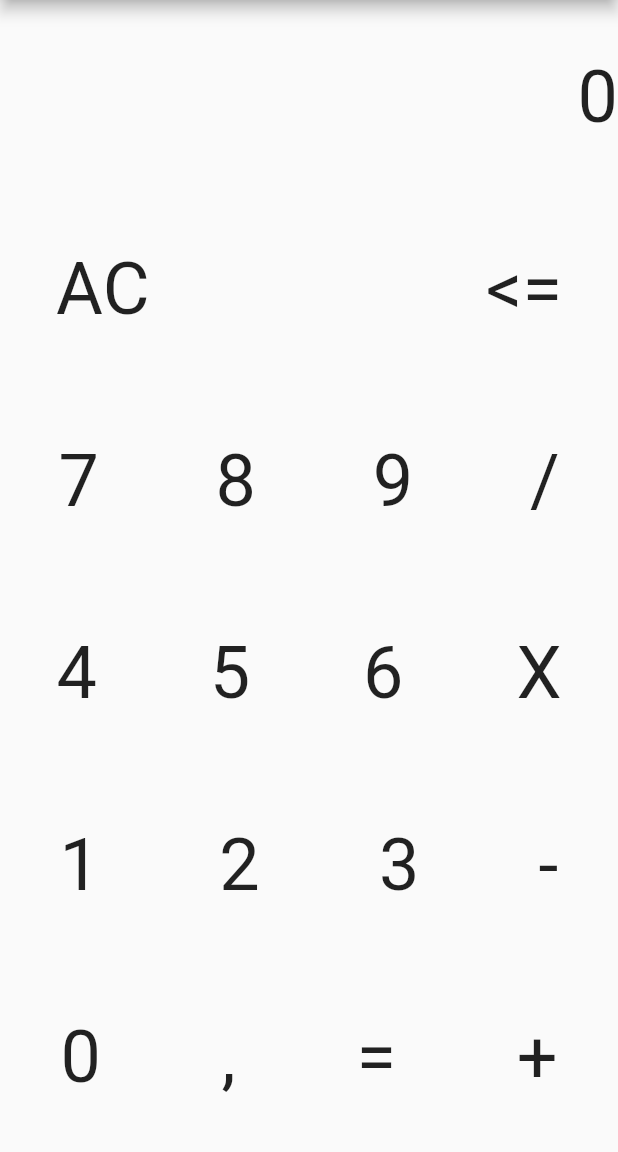
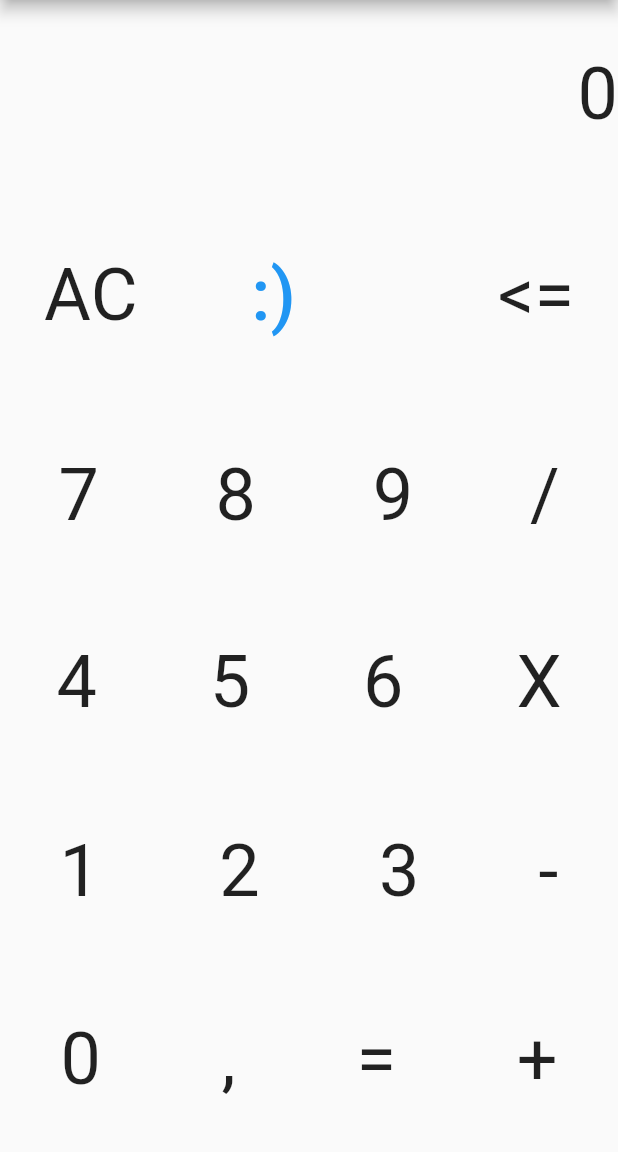
Before and after one commit to julianomarques/Calculadora, a Flutter app: the screen it shows after launch, on a phone screen of 412 x 824 dp, the part 84-1236 px from its top. Run offline on Flutter 3.47's test engine with Material 2 defaults, Android fonts, the phone set to English and light mode, and no system bars; missing offline and left inert: dart:ffi.

Commit message:
fgdhgsf
tgedyhs

```diff
--- a/lib/main.dart
+++ b/lib/main.dart
@@ -145,7 +145,15 @@ class _MyAppState extends State<MyApp> {
                     style: const TextStyle(fontSize: 48),
                   ),
                 ),
-                Text(''),
+                TextButton(
+                  child: Text(
+                    ':)',
+                    style: const TextStyle(fontSize: 48),
+                  ),
+                  onPressed: () {
+                    //
+                  },
+                ),
                 Text(''),
                 Text(
                   '<=',
```
